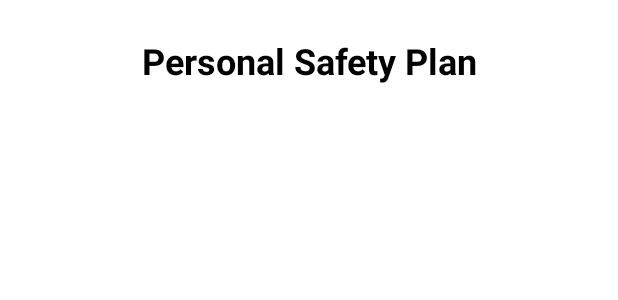
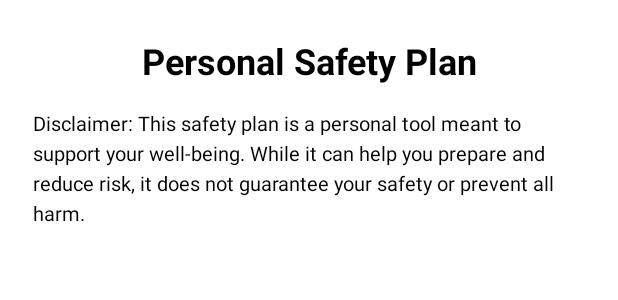
Before and after one commit to 1BuggyDev/B07Project, an Android app: the layout fragment_safety.xml on its own in the app's theme, with its tools: preview values and no code run, on a phone screen of 412 x 824 dp. Shown: the top 300 px of the screen. Run offline under Robolectric (Android 15) with nearby library versions, the phone set to English and light mode, and no system bars.

Commit message:
updated safety feature

```diff
--- a/app/src/main/java/com/example/b07_project21/ui/safety_plan/SafetyFragment.java
+++ b/app/src/main/java/com/example/b07_project21/ui/safety_plan/SafetyFragment.java
@@ -73,10 +73,11 @@ public class SafetyFragment extends Fragment implements AccountListener, DataLis
             @NonNull
             @Override
             public tipHolder onCreateViewHolder(@NonNull ViewGroup parent, int viewType) {
-                // creates a new TextView and sets padding and font size
+                // creates a new TextView and sets padding and font size and color
                 TextView tv = new TextView(parent.getContext());
-                tv.setPadding(16, 16, 16, 16);
+                tv.setPadding(16, 8, 8, 16);
                 tv.setTextSize(16);
+                //tv.setTextColor(getResources().getColor(R.color.black));
                 return new tipHolder(tv);  // returns wrapped text in the tips holder
             }
             // displays data at specified position
--- a/app/src/main/res/layout/fragment_safety.xml
+++ b/app/src/main/res/layout/fragment_safety.xml
@@ -21,6 +21,18 @@
         android:textStyle="bold"
         android:layout_marginTop="24dp"
         app:layout_constraintTop_toTopOf="parent" />
+    <TextView
+        android:id="@+id/safety_paragraph_help"
+        android:layout_width="match_parent"
+        android:layout_height="wrap_content"
+        android:layout_marginStart="22dp"
+        android:layout_marginEnd="16dp"
+        android:layout_marginTop="16dp"
+        android:text="@string/safety_planning_disclaimer"
+        android:textSize="13sp"
+        android:textColor="@color/black"
+        android:lineSpacingExtra="4dp"
+        app:layout_constraintTop_toBottomOf="@+id/title_text" />
 
     <!-- recycler view to display all the tips -->
     <androidx.recyclerview.widget.RecyclerView
@@ -31,7 +43,7 @@
         android:layout_marginBottom="108dp"
         android:layout_marginStart="16dp"
         android:layout_marginEnd="16dp"
-        app:layout_constraintTop_toBottomOf="@+id/title_text"
+        app:layout_constraintTop_toBottomOf="@+id/safety_paragraph_help"
         app:layout_constraintBottom_toBottomOf="parent"
         app:layout_constraintStart_toStartOf="parent"
         app:layout_constraintEnd_toEndOf="parent" />
```
